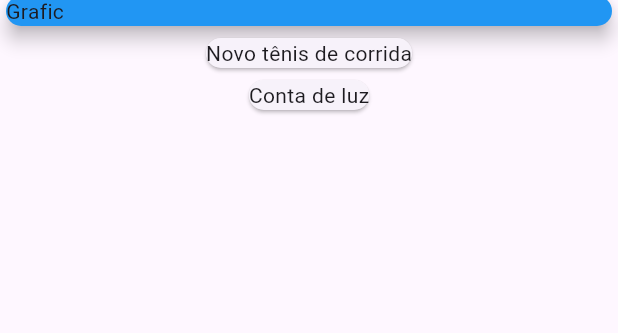
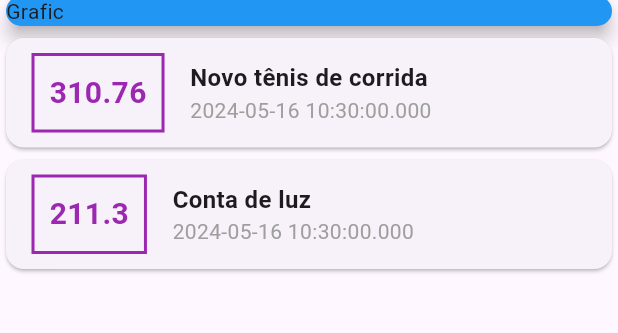
Before and after one commit to predrohr/Expenses-App, a Flutter app: the screen it shows after launch, on a phone screen of 412 x 824 dp, the part 94-427 px from its top. Run offline on Flutter 3.47's test engine with Material 3 defaults, Android fonts, the phone set to English and light mode, and no system bars.

Commit message:
add style to text

```diff
--- a/lib/main.dart
+++ b/lib/main.dart
@@ -44,7 +44,46 @@ class MyHomePage extends StatelessWidget {
           Column(
             children: _transactions.map((tr) {
               return Card(
-                child: Text(tr.title),
+                child: Row(
+                  children: [
+                    Container(
+                      margin:
+                          EdgeInsets.symmetric(horizontal: 17, vertical: 10),
+                      decoration: BoxDecoration(
+                          border: Border.all(
+                        color: Colors.purple,
+                        width: 2,
+                      )),
+                      padding: EdgeInsets.all(10),
+                      child: Text(
+                        tr.value.toString(),
+                        style: const TextStyle(
+                          fontWeight: FontWeight.bold,
+                          fontSize: 20,
+                          color: Colors.purple,
+                        ),
+                      ),
+                    ),
+                    Column(
+                      crossAxisAlignment: CrossAxisAlignment.start,
+                      children: [
+                        Text(
+                          tr.title,
+                          style: const TextStyle(
+                            fontWeight: FontWeight.bold,
+                            fontSize: 16,
+                          ),
+                        ),
+                        Text(
+                          tr.date.toString(),
+                          style: const TextStyle(
+                            color: Colors.grey,
+                          ),
+                        ),
+                      ],
+                    )
+                  ],
+                ),
               );
             }).toList(),
           )
```
